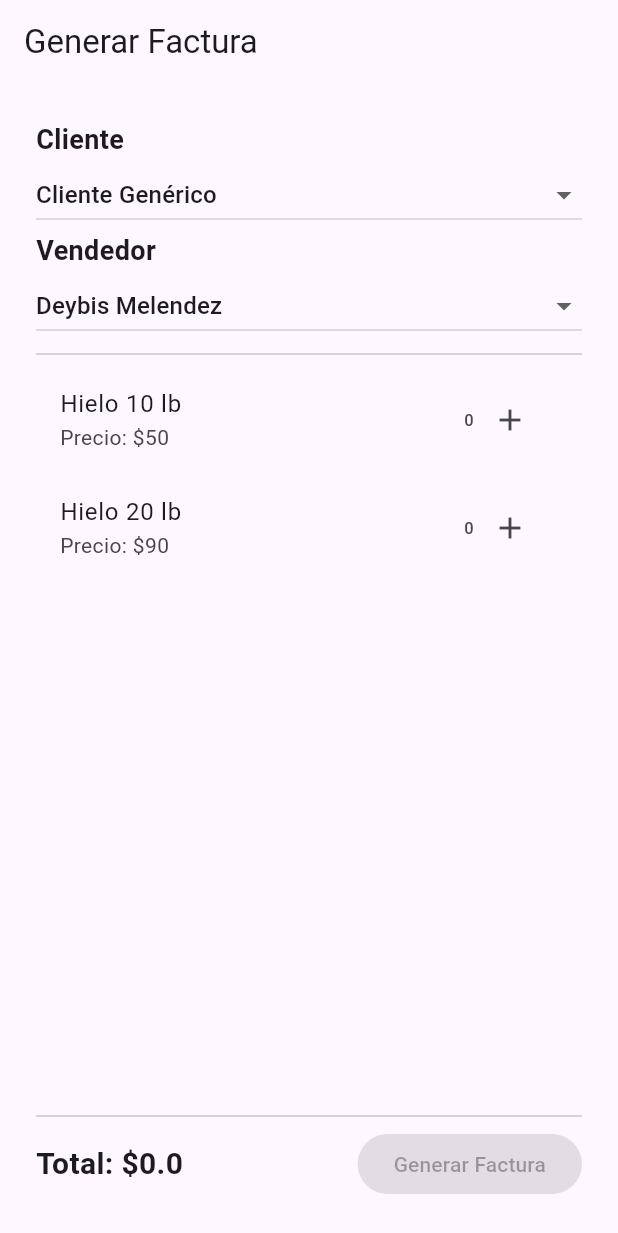
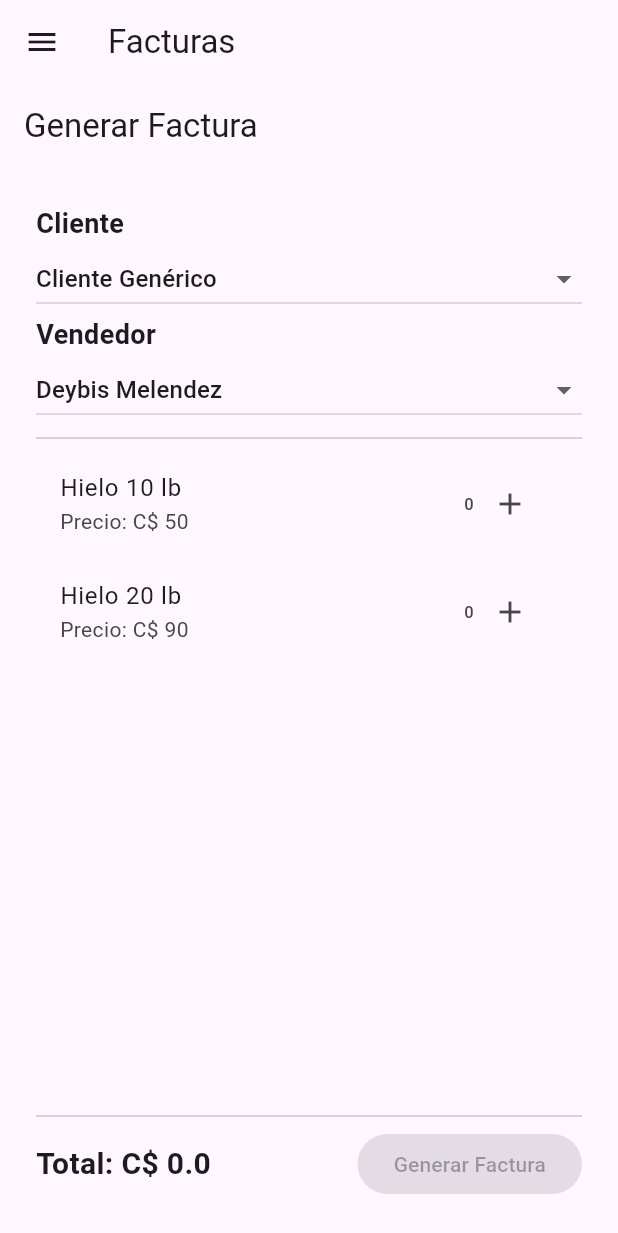
Before and after one commit to DeybisMelendez/hielo_pos, a Flutter app: the screen it shows after launch, on a phone screen of 412 x 824 dp. Shown: the top 1233 px of the screen. Run offline on Flutter 3.47's test engine with Material 3 defaults, Android fonts, the phone set to English and light mode, and no system bars; our stand-ins replace sqflite; accounts and stored records are empty.

Commit message:
agregado vista para productos y drawer para navegacion

```diff
--- a/lib/invoice_screen.dart
+++ b/lib/invoice_screen.dart
@@ -173,7 +173,7 @@ class _InvoiceScreenState extends State<InvoiceScreen> {
                       : 0;
                   return ListTile(
                     title: Text(p['name']),
-                    subtitle: Text('Precio: \$${p['price']}'),
+                    subtitle: Text('Precio: C\$ ${p['price']}'),
                     trailing: Row(
                       mainAxisSize: MainAxisSize.min,
                       children: [
@@ -200,7 +200,7 @@ class _InvoiceScreenState extends State<InvoiceScreen> {
               mainAxisAlignment: MainAxisAlignment.spaceBetween,
               children: [
                 Text(
-                  'Total: \$$_total',
+                  'Total: C\$ $_total',
                   style: const TextStyle(
                     fontSize: 20,
                     fontWeight: FontWeight.bold,
--- a/lib/main.dart
+++ b/lib/main.dart
@@ -1,5 +1,6 @@
 import 'package:flutter/material.dart';
 import 'invoice_screen.dart';
+import 'product_screen.dart';
 
 void main() {
   runApp(const HieloPosApp());
@@ -15,9 +16,55 @@ class HieloPosApp extends StatelessWidget {
       theme: ThemeData(primarySwatch: Colors.blue),
       initialRoute: '/invoice',
       routes: {
-        '/invoice': (context) => const InvoiceScreen(),
-        // '/products': (context) => const ProductScreen(), // 👈 ejemplo de otra vista futura
+        '/invoice': (context) =>
+            const BaseScreen(child: InvoiceScreen(), title: 'Facturas'),
+        '/products': (context) =>
+            const BaseScreen(child: ProductScreen(), title: 'Productos'),
       },
     );
   }
 }
+
+/// Scaffold base con Drawer para navegación
+class BaseScreen extends StatelessWidget {
+  final Widget child;
+  final String title;
+
+  const BaseScreen({super.key, required this.child, required this.title});
+
+  @override
+  Widget build(BuildContext context) {
+    return Scaffold(
+      appBar: AppBar(title: Text(title)),
+      drawer: Drawer(
+        child: ListView(
+          padding: EdgeInsets.zero,
+          children: [
+            const DrawerHeader(
+              decoration: BoxDecoration(color: Colors.blue),
+              child: Text(
+                'Hielo POS',
+                style: TextStyle(color: Colors.white, fontSize: 24),
+              ),
+            ),
+            ListTile(
+              leading: const Icon(Icons.receipt),
+              title: const Text('Facturas'),
+              onTap: () {
+                Navigator.pushReplacementNamed(context, '/invoice');
+              },
+            ),
+            ListTile(
+              leading: const Icon(Icons.inventory),
+              title: const Text('Productos'),
+              onTap: () {
+                Navigator.pushReplacementNamed(context, '/products');
+              },
+            ),
+          ],
+        ),
+      ),
+      body: child,
+    );
+  }
+}
```
Also changed, not shown: lib/product_screen.dart (added, +132 -0 lines).
